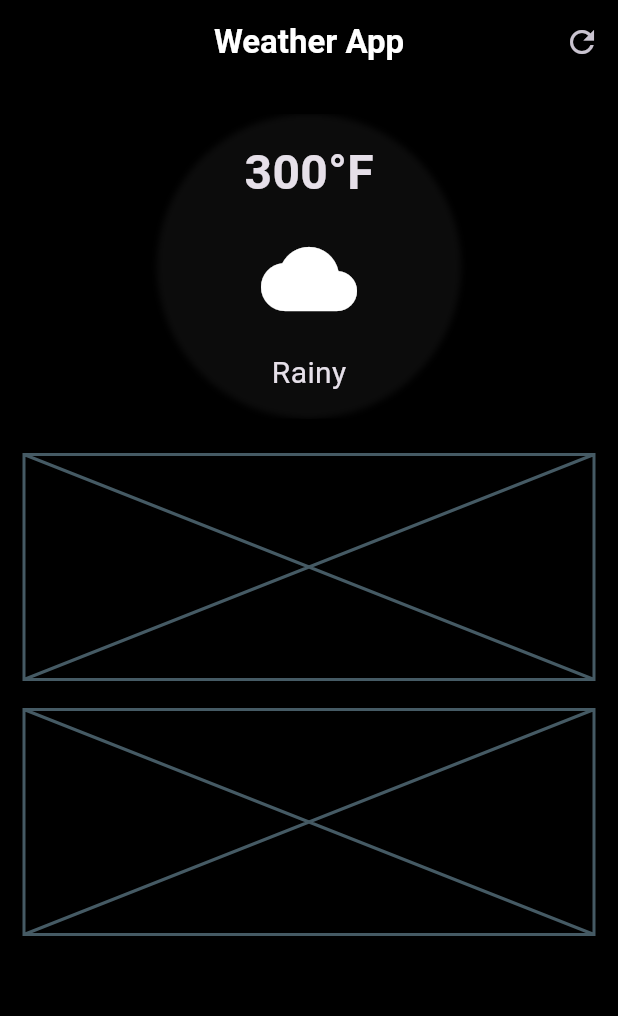
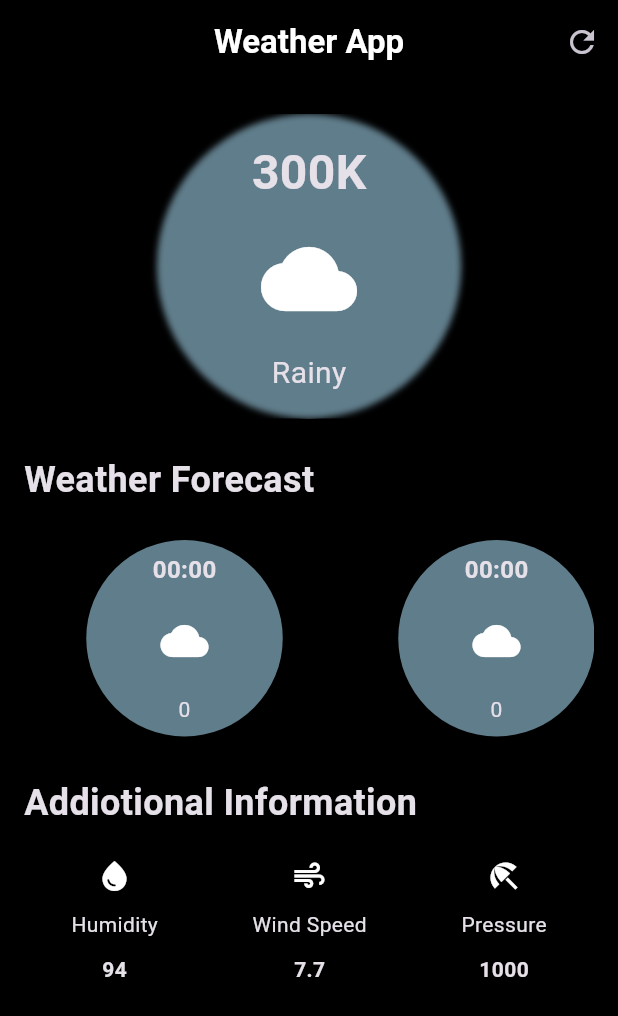
Before and after one commit to SanjayCodes04/Weather_App, a Flutter app: the screen it shows after launch, on a phone screen of 412 x 824 dp. Shown: the top 1016 px of the screen. Run offline on Flutter 3.47's test engine with Material 3 defaults, Android fonts, the phone set to English and light mode, and no system bars.

Commit message:
finished complete front-end

```diff
--- /dev/null
+++ b/lib/additional_information.dart
@@ -0,0 +1,31 @@
+import 'package:flutter/material.dart';
+
+class AdditionalInfoItem extends StatelessWidget {
+  final IconData iconData;
+  final String label;
+  final String value;
+  const AdditionalInfoItem({
+    super.key,
+    required this.iconData,
+    required this.label,
+    required this.value,
+  });
+
+  @override
+  Widget build(BuildContext context) {
+    return Column(
+      children: [
+        Icon(iconData),
+        const SizedBox(height: 10),
+        Text(label),
+        const SizedBox(height: 10),
+        Text(
+          value,
+          style: const TextStyle(
+            fontWeight: FontWeight.bold,
+          ),
+        ),
+      ],
+    );
+  }
+}
--- /dev/null
+++ b/lib/hourly_forecast_item.dart
@@ -0,0 +1,53 @@
+import 'package:flutter/material.dart';
+
+class HourlyForecastItem extends StatelessWidget {
+  final String time;
+  final String temperature;
+  final IconData iconData;
+  const HourlyForecastItem({
+    super.key,
+    required this.time,
+    required this.temperature,
+    required this.iconData,
+  });
+
+  @override
+  Widget build(BuildContext context) {
+    return Card(
+      color: Colors.blueGrey,
+      shape: const CircleBorder(),
+      elevation: 6,
+      child: Container(
+        width: 200,
+        decoration: BoxDecoration(
+          borderRadius: BorderRadius.circular(16),
+        ),
+        padding: const EdgeInsets.all(8.0),
+        child: Column(
+          children: [
+            Text(
+              time,
+              style: const TextStyle(
+                fontSize: 16,
+                fontWeight: FontWeight.bold,
+              ),
+            ),
+            const SizedBox(
+              height: 20,
+            ),
+            Icon(
+              iconData,
+              size: 32,
+            ),
+            const SizedBox(
+              height: 20,
+            ),
+            Text(
+              temperature,
+            )
+          ],
+        ),
+      ),
+    );
+  }
+}
--- a/lib/weather_screen.dart
+++ b/lib/weather_screen.dart
@@ -1,7 +1,8 @@
 import 'dart:ui';
 
 import 'package:flutter/material.dart';
-import 'package:flutter/widgets.dart';
+import 'package:weatherapp/additional_information.dart';
+import 'package:weatherapp/hourly_forecast_item.dart';
 
 class WeatherScreen extends StatelessWidget {
   const WeatherScreen({super.key});
@@ -27,12 +28,13 @@ class WeatherScreen extends StatelessWidget {
       body: Padding(
         padding: const EdgeInsets.all(16.0),
         child: Column(
+          crossAxisAlignment: CrossAxisAlignment.start,
           children: [
             // main card
             SizedBox(
               width: double.infinity,
               child: Card(
-                color: const Color.fromARGB(255, 12, 12, 12),
+                color: Colors.blueGrey,
                 elevation: 10,
                 shape: const CircleBorder(),
                 child: ClipRRect(
@@ -44,7 +46,7 @@ class WeatherScreen extends StatelessWidget {
                       child: Column(
                         children: [
                           Text(
-                            "300°F",
+                            "300K",
                             style: TextStyle(
                               fontWeight: FontWeight.bold,
                               fontSize: 32,
@@ -71,21 +73,85 @@ class WeatherScreen extends StatelessWidget {
             ),
 
             // weather forecast card
-            SizedBox(
+            const SizedBox(
               height: 20,
             ),
-            Placeholder(
-              fallbackHeight: 150,
+            const Text(
+              "Weather Forecast",
+              style: TextStyle(
+                fontSize: 24,
+                fontWeight: FontWeight.bold,
+              ),
+            ),
+            const SizedBox(
+              height: 16,
+            ),
+            const SingleChildScrollView(
+              padding: EdgeInsets.all(3),
+              scrollDirection: Axis.horizontal,
+              child: Row(
+                mainAxisAlignment: MainAxisAlignment.start,
+                children: [
+                  HourlyForecastItem(
+                    time: "00:00",
+                    temperature: "0",
+                    iconData: Icons.cloud,
+                  ),
+                  HourlyForecastItem(
+                    time: "00:00",
+                    temperature: "0",
+                    iconData: Icons.cloud,
+                  ),
+                  HourlyForecastItem(
+                    time: "00:00",
+                    temperature: "0",
+                    iconData: Icons.cloud,
+                  ),
+                  HourlyForecastItem(
+                    time: "00:00",
+                    temperature: "0",
+                    iconData: Icons.cloud,
+                  ),
+                  HourlyForecastItem(
+                    time: "00:00",
+                    temperature: "0",
+                    iconData: Icons.cloud,
+                  ),
+                ],
+              ),
             ),
 
-            SizedBox(
+            const SizedBox(
               height: 20,
             ),
 
             // additional information
-            Placeholder(
-              fallbackHeight: 150,
-            )
+            const Text(
+              "Addiotional Information",
+              style: TextStyle(fontSize: 24, fontWeight: FontWeight.bold),
+            ),
+            const SizedBox(
+              height: 20,
+            ),
+            const Row(
+                mainAxisAlignment: MainAxisAlignment.spaceAround,
+                children: [
+                  AdditionalInfoItem(
+                    iconData: Icons.water_drop,
+                    label: "Humidity",
+                    value: "94",
+                  ),
+                  AdditionalInfoItem(
+                    iconData: Icons.air,
+                    label: "Wind Speed",
+                    value: "7.7",
+                  ),
+                  AdditionalInfoItem(
+                    iconData: Icons.beach_access,
+                    label: "Pressure",
+                    value: "1000",
+                  ),
+                ]),
           ],
         ),
       ),
```
